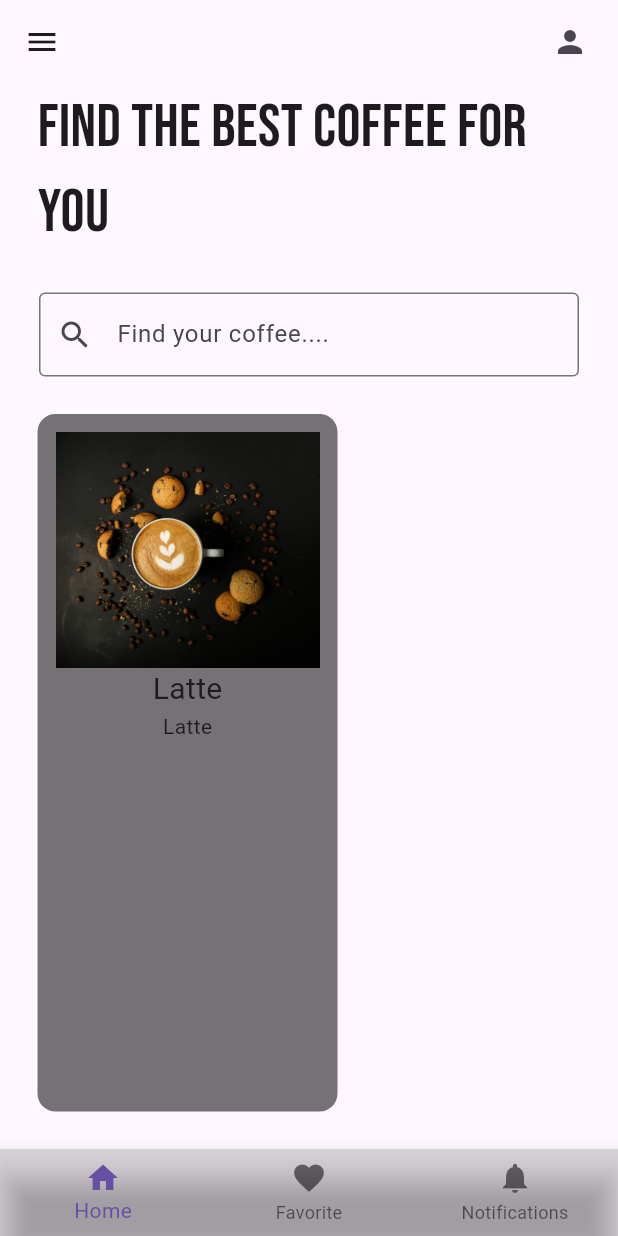
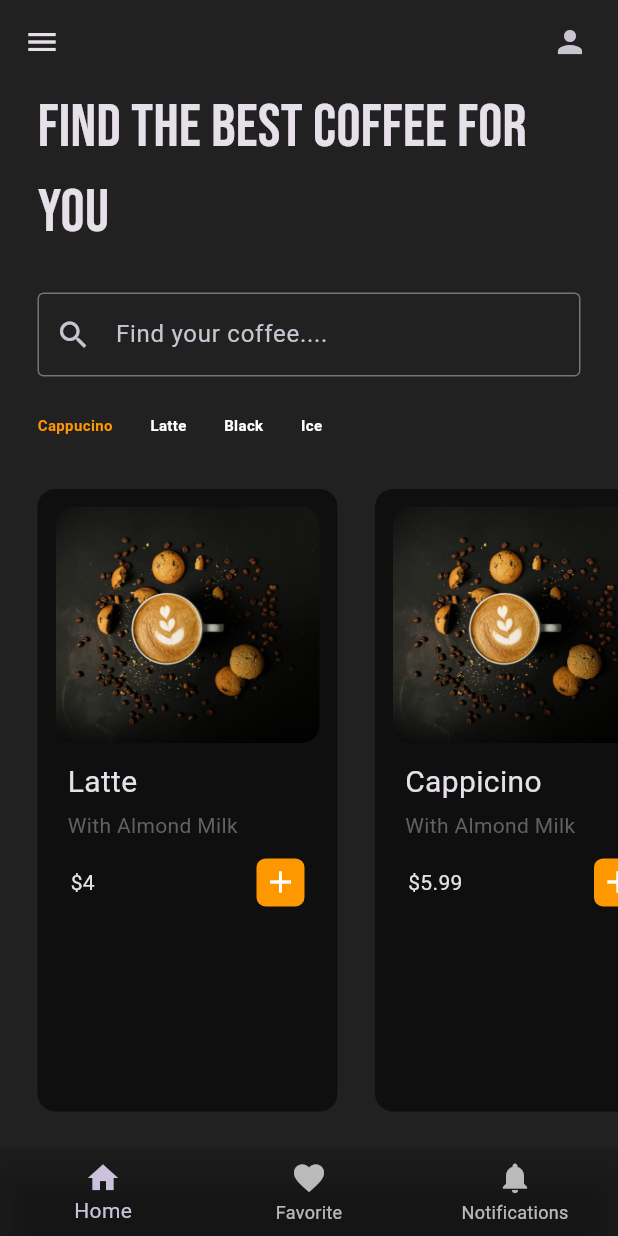
Before and after one commit to sylvesterakrong/Coffee-Shop, a Flutter app: the HomePage screen opened directly, on a phone screen of 412 x 824 dp. Run offline on Flutter 3.47's test engine with Material 3 defaults, Android fonts, the phone set to English and light mode, and no system bars; our stand-ins replace google_fonts.

Commit message:
Major changes

```diff
--- a/coffee_app/lib/main.dart
+++ b/coffee_app/lib/main.dart
@@ -3,43 +3,43 @@ import 'package:coffee_shop/pages/home_page.dart';
 import 'package:flutter/material.dart';
 
 void main() {
-  runApp(MyApp());
+  runApp(const MyApp());
 }
 
 //splash screen
+// class MyApp extends StatelessWidget {
+//   const MyApp({super.key});
+
+//   @override
+//   Widget build(BuildContext context) {
+//     //Delay for splash screen
+//     Future.delayed(
+//       Duration(seconds: 3),
+//       () {
+//         runApp(HomeApp as Widget);
+//         Navigator.pushReplacement(
+//           context,
+//           MaterialPageRoute(
+//             builder: (context) => HomePage(),
+//           ),
+//         );
+//       },
+//     );
+
+//     return MaterialApp(
+//       debugShowCheckedModeBanner: false,
+//       home: Scaffold(
+//         body: Image.asset(
+//           'assets/images/splash.png',
+//           fit: BoxFit.contain
+//         ),
+//       ),
+//     );
+//   }
+// }
+
 class MyApp extends StatelessWidget {
-  const MyApp({super.key});
-
-  @override
-  Widget build(BuildContext context) {
-    //Delay for splash screen
-    Future.delayed(
-      Duration(seconds: 3),
-      () {
-        runApp(HomeApp as Widget);
-        Navigator.pushReplacement(
-          context,
-          MaterialPageRoute(
-            builder: (context) => HomePage(),
-          ),
-        );
-      },
-    );
-
-    return MaterialApp(
-      debugShowCheckedModeBanner: false,
-      home: Scaffold(
-        body: Image.asset(
-          'assets/images/splash.png',
-          fit: BoxFit.contain
-        ),
-      ),
-    );
-  }
-}
-
-class HomeApp extends StatelessWidget {
-  const HomeApp({Key? key}) : super(key: key);
+  const MyApp({Key? key}) : super(key: key);
 
   @override
   Widget build(BuildContext context) {
@@ -47,9 +47,10 @@ class HomeApp extends StatelessWidget {
       debugShowCheckedModeBanner: false,
       home: HomePage(),
       theme: ThemeData(
-        colorSchemeSeed: Colors.orange,
+        //colorSchemeSeed: Colors.orange,
         brightness: Brightness.dark,
-        useMaterial3: true,
+        primarySwatch: Colors.orange,
+        //useMaterial3: true,
       ),
     );
   }
--- a/coffee_app/lib/pages/home_page.dart
+++ b/coffee_app/lib/pages/home_page.dart
@@ -1,5 +1,6 @@
-// ignore_for_file: prefer_const_constructors, prefer_const_literals_to_create_immutables, use_super_parameters
+// ignore_for_file: prefer_const_constructors, prefer_const_literals_to_create_immutables, use_super_parameters, sized_box_for_whitespace
 import 'package:coffee_shop/util/coffee_tiles.dart';
+import 'package:coffee_shop/util/coffee_type.dart';
 import 'package:google_fonts/google_fonts.dart';
 import 'package:flutter/material.dart';
 
@@ -11,9 +12,41 @@ class HomePage extends StatefulWidget {
 }
 
 class _HomePageState extends State<HomePage> {
+  //List of coffee types
+  final List coffeeType = [
+    [
+      'Cappucino',
+      true,
+    ],
+    [
+      'Latte',
+      false,
+    ],
+    [
+      'Black',
+      false,
+    ],
+    [
+      'Ice',
+      false,
+    ],
+  ];
+  //user tapped on coffee item
+  void coffeeTypeSelected(int index) {
+    setState(() {
+
+      //this loop makes every selection false
+      for (int i = 0; i < coffeeType.length; i++) {
+        coffeeType[i][1] = false;
+      }
+      coffeeType[index][1] = true;
+    });
+  }
+
   @override
   Widget build(BuildContext context) {
     return Scaffold(
+      backgroundColor: Colors.grey[900],
       appBar: AppBar(
         elevation: 0,
         backgroundColor: Colors.transparent,
@@ -56,8 +89,9 @@ class _HomePageState extends State<HomePage> {
           SizedBox(height: 25),
 
           //Search Bar
-          SizedBox(
-            width: 360.0,
+          Padding(
+            padding: const EdgeInsets.symmetric(horizontal: 25.0),
+            child: SizedBox(
               child: TextField(
                 decoration: InputDecoration(
                   prefixIcon: Icon(Icons.search),
@@ -71,15 +105,53 @@ class _HomePageState extends State<HomePage> {
                 ),
               ),
             ),
+          ),
 
           SizedBox(height: 25),
+
+          //Horizontal listview of coffee types
+          Container(
+            height: 50,
+            child: ListView.builder(
+              scrollDirection: Axis.horizontal,
+              itemCount: coffeeType.length,
+              itemBuilder: (context, index) {
+                return CoffeeType(
+                  coffeeType: coffeeType[index][0],
+                  isSelected: coffeeType[index][1],
+                  onTap: () {
+                    coffeeTypeSelected(index);
+                  },
+                );
+              },
+            ),
+          ),
 
           //Horizontal listview of coffee tiles
           Expanded(
             child: ListView(
               scrollDirection: Axis.horizontal,
               children: [
-                CoffeeTile(),
+                CoffeeTile(
+                  coffeeImagePath: 'assets/images/image1.jpg',
+                  coffeeName: 'Latte',
+                  coffeePrice: '4',
+                ),
+                CoffeeTile(
+                  coffeeImagePath: 'assets/images/image1.jpg',
+                  coffeeName: 'Cappicino',
+                  coffeePrice: '5.99',
+                ),
+                CoffeeTile(
+                  coffeeImagePath: 'assets/images/image1.jpg',
+                  coffeeName: 'Black',
+                  coffeePrice: '4.30',
+                ),
+                CoffeeTile(
+                  coffeeImagePath: 'assets/images/image1.jpg',
+                  coffeeName: 'Mil Coffee',
+                  coffeePrice: '5.30',
+                ),
               ],
             ),
           ),
--- a/coffee_app/lib/util/coffee_tiles.dart
+++ b/coffee_app/lib/util/coffee_tiles.dart
@@ -1,9 +1,19 @@
-// ignore_for_file: prefer_const_constructors, prefer_const_literals_to_create_immutables, use_super_parameters
+// ignore_for_file: prefer_const_constructors, prefer_const_literals_to_create_immutables, use_super_parameters, use_key_in_widget_constructors, prefer_const_constructors_in_immutables, prefer_interpolation_to_compose_strings
 
 import 'package:flutter/material.dart';
 
 class CoffeeTile extends StatelessWidget {
-  const CoffeeTile({Key? key}) : super(key: key);
+  final String coffeeImagePath;
+  final String coffeeName;
+  final String coffeePrice;
+
+  CoffeeTile({
+    required this.coffeeImagePath,
+    required this.coffeeName,
+    required this.coffeePrice,
+  });
+
+  // const CoffeeTile({super.key, required this.coffeeImagePath, required this.coffeeName, required this.coffeePrice});
 
   @override
   Widget build(BuildContext context) {
@@ -17,17 +27,56 @@ class CoffeeTile extends StatelessWidget {
           color: Colors.black54,
         ),
         child: Column(
+          crossAxisAlignment: CrossAxisAlignment.start,
           children: [
             //Coffee Images
-            Image.asset('assets/images/image1.jpg'),
+            ClipRRect(
+              borderRadius: BorderRadius.circular(12),
+              child: Image.asset(coffeeImagePath),
+            ),
 
             //coffee name
-            Text(
-              'Latte',
-              style: TextStyle(fontSize: 20),
+            Padding(
+              padding:
+                  const EdgeInsets.symmetric(vertical: 12.0, horizontal: 8),
+              child: Column(
+                crossAxisAlignment: CrossAxisAlignment.start,
+                children: [
+                  Text(
+                    coffeeName,
+                    style: TextStyle(fontSize: 20),
+                  ),
+                  SizedBox(
+                    height: 4,
+                  ),
+                  Text(
+                    'With Almond Milk',
+                    style: TextStyle(
+                      color: Colors.grey[700],
+                    ),
+                  ),
+                ],
+              ),
             ),
 
-            Text('Latte'),
+            //Price
+            Padding(
+              padding: const EdgeInsets.symmetric(horizontal: 10),
+              child: Row(
+                mainAxisAlignment: MainAxisAlignment.spaceBetween,
+                children: [
+                  Text("\$" + coffeePrice),
+                  Container(
+                    padding: EdgeInsets.all(4),
+                    decoration: BoxDecoration(
+                      color: Colors.orange,
+                      borderRadius: BorderRadius.circular(6),
+                    ),
+                    child: Icon(Icons.add),
+                  ),
+                ],
+              ),
+            ),
           ],
         ),
       ),
--- /dev/null
+++ b/coffee_app/lib/util/coffee_type.dart
@@ -0,0 +1,35 @@
+// ignore_for_file: prefer_const_constructors
+
+import 'package:flutter/material.dart';
+
+class CoffeeType extends StatelessWidget {
+  //const CoffeeType({Key? key}) : super(key: key);
+  final String coffeeType;
+  final bool isSelected;
+  final VoidCallback onTap;
+
+  const CoffeeType({
+    super.key,
+    required this.coffeeType,
+    required this.isSelected,
+    required this.onTap,
+  });
+
+  @override
+  Widget build(BuildContext context) {
+    return GestureDetector(
+      onTap: onTap,
+      child: Padding(
+        padding: const EdgeInsets.only(left: 25.0),
+        child: Text(
+          coffeeType,
+          style: TextStyle(
+            fontSize: 10,
+            fontWeight: FontWeight.bold,
+            color: isSelected ? Colors.orange : Colors.white,
+          ),
+        ),
+      ),
+    );
+  }
+}
```
Also changed, not shown: 1 other file. Lines whose indentation alone changed are shown as unchanged.
